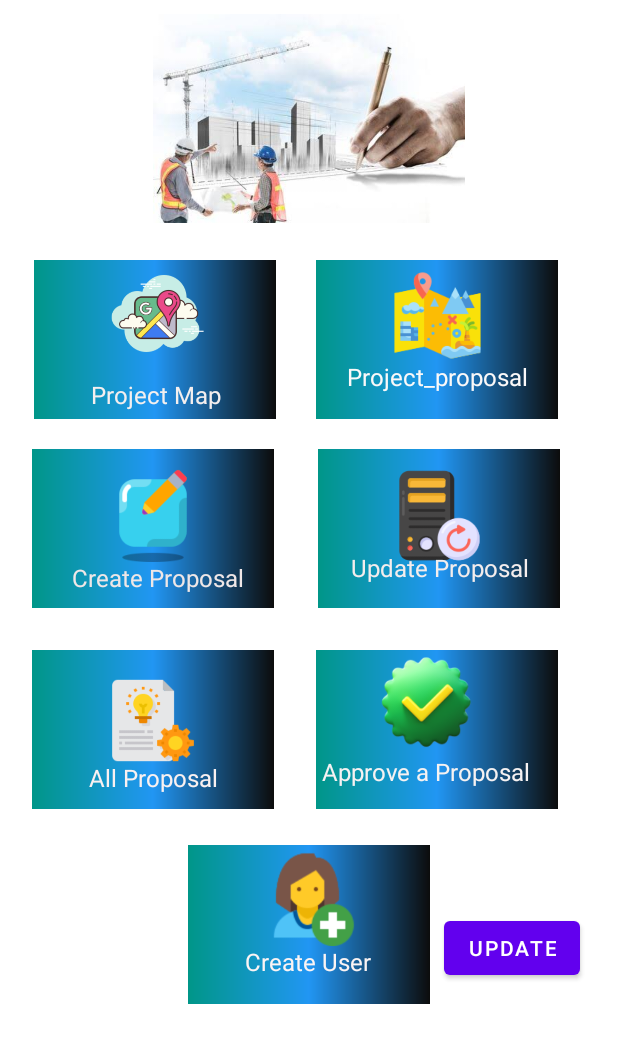
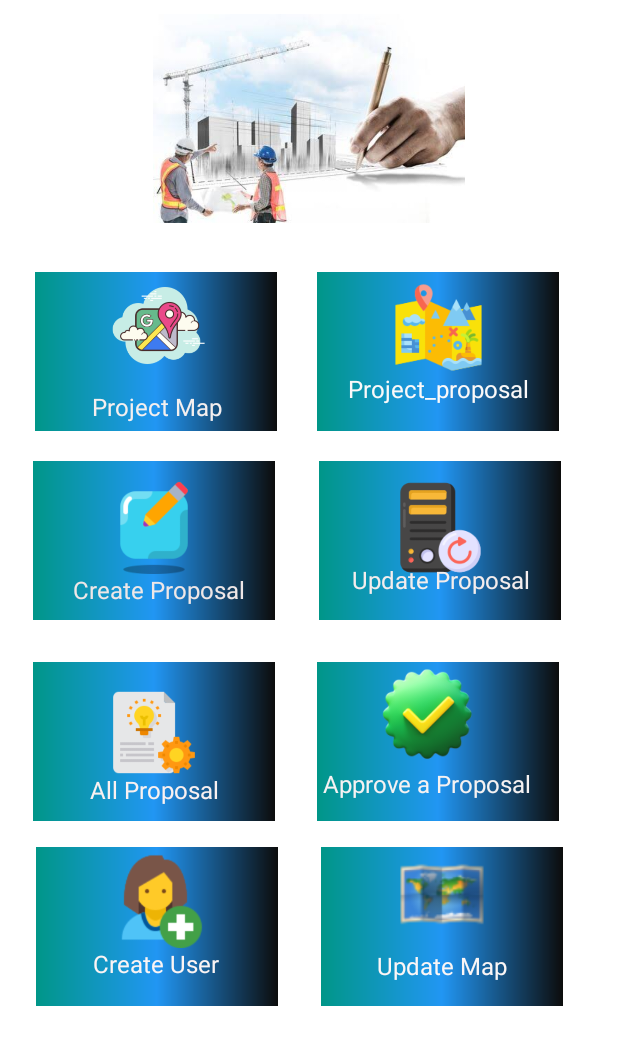
Before and after one commit to Nazira-Jesmin-Lina/DU_RONR, an Android app: the HomePage screen opened directly, with no data from a screen before it, on a phone screen of 412 x 824 dp. Shown: the top 1045 px of the screen. Run offline under Robolectric (Android 15) with nearby library versions, the phone set to English and light mode, and no system bars; our stand-ins replace Firebase (no records; nobody signed in at launch, a user with empty details on screens opened directly); 4 statements that could not run were skipped.

Commit message:
other page

```diff
--- a/app/src/main/java/com/example/codesamurai_du_ronr/Create_userActivity.java
+++ b/app/src/main/java/com/example/codesamurai_du_ronr/Create_userActivity.java
@@ -9,7 +9,7 @@ import android.widget.AutoCompleteTextView;
 public class Create_userActivity extends AppCompatActivity {
 
     private final String[] nameOfRoll = new String[]{
-            "System Admin","ECNEC","MOP","EXEC","APP"
+            "System Admin","MOP","EXEC","APP"
     };
     @Override
     protected void onCreate(Bundle savedInstanceState) {
--- a/app/src/main/java/com/example/codesamurai_du_ronr/HomePage.java
+++ b/app/src/main/java/com/example/codesamurai_du_ronr/HomePage.java
@@ -1,5 +1,6 @@
 package com.example.codesamurai_du_ronr;
 
+import androidx.annotation.NonNull;
 import androidx.appcompat.app.AppCompatActivity;
 import androidx.appcompat.widget.AppCompatButton;
 import androidx.appcompat.widget.AppCompatImageButton;
@@ -18,8 +19,13 @@ import com.example.codesamurai_du_ronr.OOP.Components;
 import com.example.codesamurai_du_ronr.OOP.Constraints;
 import com.example.codesamurai_du_ronr.OOP.Projects;
 import com.example.codesamurai_du_ronr.OOP.Proposals;
+import com.example.codesamurai_du_ronr.OOP.User;
 import com.google.android.gms.tasks.OnSuccessListener;
+import com.google.firebase.auth.FirebaseAuth;
+import com.google.firebase.database.DataSnapshot;
+import com.google.firebase.database.DatabaseError;
 import com.google.firebase.database.FirebaseDatabase;
+import com.google.firebase.database.ValueEventListener;
 
 import java.util.ArrayList;
 
@@ -31,7 +37,12 @@ public class HomePage extends AppCompatActivity {
     ConstraintLayout all_prop;
     ConstraintLayout approve_prop;
     ConstraintLayout create_user;
-    Button up;
+    ConstraintLayout up;
+    ConstraintLayout app;
+    ConstraintLayout exec;
+    ConstraintLayout mop;
+    ConstraintLayout sys_admin;
+
 
     @Override
     protected void onCreate(Bundle savedInstanceState) {
@@ -46,6 +57,52 @@ public class HomePage extends AppCompatActivity {
         approve_prop=findViewById(R.id.btn_approve_prop);
         create_user=findViewById(R.id.btn_create_user);
         up=findViewById(R.id.dbms);
+        app=findViewById(R.id.app);
+        exec=findViewById(R.id.exec);
+        mop=findViewById(R.id.mop);
+        sys_admin=findViewById(R.id.sys_admin);
+
+        FirebaseDatabase.getInstance().getReference().child("login").child("User").child(FirebaseAuth.getInstance().getCurrentUser().getUid())
+                        .addValueEventListener(new ValueEventListener() {
+                            @Override
+                            public void onDataChange(@NonNull DataSnapshot snapshot) {
+                                User user=snapshot.getValue(User.class);
+                                System.out.println("naam h "+user.getRole());
+                                if(user.getRole().equals("APP"))
+                                {
+                                    exec.setVisibility(View.GONE);
+                                    mop.setVisibility(View.GONE);
+                                    sys_admin.setVisibility(View.GONE);
+                                }
+
+                                else if(user.getRole().equals("EXEC"))
+                                {
+                                    exec.setVisibility(View.VISIBLE);
+                                    mop.setVisibility(View.GONE);
+                                    sys_admin.setVisibility(View.GONE);
+                                }
+
+                                else if(user.getRole().equals("MOP"))
+                                {
+                                    exec.setVisibility(View.GONE);
+                                    mop.setVisibility(View.VISIBLE);
+                                    sys_admin.setVisibility(View.GONE);
+                                }
+
+                                else
+                                {
+                                    exec.setVisibility(View.VISIBLE);
+                                    mop.setVisibility(View.VISIBLE);
+                                    sys_admin.setVisibility(View.VISIBLE);
+                                }
+
+                            }
+
+                            @Override
+                            public void onCancelled(@NonNull DatabaseError error) {
+
+                            }
+                        });
 
         up.setOnClickListener(new View.OnClickListener() {
             @Override
--- a/app/src/main/java/com/example/codesamurai_du_ronr/SignUp.java
+++ b/app/src/main/java/com/example/codesamurai_du_ronr/SignUp.java
@@ -56,7 +56,7 @@ public class SignUp extends AppCompatActivity {
                                 User user=new User();
                                 user.setName(s_name);
                                 user.setEmail(s_email);
-                                user.setRole("app");
+                                user.setRole("APP");
 
                                 FirebaseDatabase.getInstance().getReference().child("login").child("User").child(FirebaseAuth.getInstance().getCurrentUser().getUid())
                                                 .setValue(user).addOnSuccessListener(new OnSuccessListener<Void>() {
--- a/app/src/main/java/com/example/codesamurai_du_ronr/commentActivity.java
+++ b/app/src/main/java/com/example/codesamurai_du_ronr/commentActivity.java
@@ -38,6 +38,7 @@ public class commentActivity extends AppCompatActivity {
     protected void onCreate(Bundle savedInstanceState) {
         super.onCreate(savedInstanceState);
         setContentView(R.layout.activity_comment);
+        getSupportActionBar().hide();
 
 
 
--- a/app/src/main/res/layout/activity_home_page.xml
+++ b/app/src/main/res/layout/activity_home_page.xml
@@ -168,11 +168,11 @@
         android:layout_width="382dp"
         android:layout_height="110dp"
         android:layout_marginStart="16dp"
-        android:layout_marginTop="16dp"
+        android:layout_marginTop="24dp"
         android:layout_marginEnd="16dp"
         android:visibility="visible"
         app:layout_constraintEnd_toEndOf="parent"
-        app:layout_constraintHorizontal_bias="0.473"
+        app:layout_constraintHorizontal_bias="0.0"
         app:layout_constraintStart_toStartOf="parent"
         app:layout_constraintTop_toBottomOf="@+id/constraintLayout3">
 
@@ -245,16 +245,44 @@
     </androidx.constraintlayout.widget.ConstraintLayout>
 
     <androidx.constraintlayout.widget.ConstraintLayout
+        android:id="@+id/constraintLayout3"
+        android:layout_width="408dp"
+        android:layout_height="157dp"
+        app:layout_constraintEnd_toEndOf="parent"
+        app:layout_constraintHorizontal_bias="0.5"
+        app:layout_constraintStart_toStartOf="parent"
+        app:layout_constraintTop_toTopOf="parent">
+
+        <ImageView
+            android:id="@+id/imageView8"
+            android:layout_width="397dp"
+            android:layout_height="139dp"
+            app:layout_constraintBottom_toBottomOf="parent"
+            app:layout_constraintEnd_toEndOf="parent"
+            app:layout_constraintHorizontal_bias="0.5"
+            app:layout_constraintStart_toStartOf="parent"
+            app:layout_constraintTop_toTopOf="parent"
+            app:srcCompat="@drawable/bck" />
+    </androidx.constraintlayout.widget.ConstraintLayout>
+
+    <androidx.constraintlayout.widget.ConstraintLayout
+        android:id="@+id/sys_admin"
+        android:layout_width="364dp"
+        android:layout_height="125dp"
+        android:layout_marginTop="9dp"
+        app:layout_constraintStart_toStartOf="@+id/mop"
+        app:layout_constraintTop_toBottomOf="@+id/mop">
+
+        <androidx.constraintlayout.widget.ConstraintLayout
             android:id="@+id/btn_create_user"
             android:layout_width="161dp"
             android:layout_height="106dp"
-        android:layout_marginTop="24dp"
+            android:layout_marginStart="8dp"
+            android:layout_marginTop="8dp"
             android:background="@drawable/ui_bg"
             android:visibility="visible"
-        app:layout_constraintEnd_toEndOf="parent"
-        app:layout_constraintHorizontal_bias="0.5"
             app:layout_constraintStart_toStartOf="parent"
-        app:layout_constraintTop_toBottomOf="@+id/mop">
+            app:layout_constraintTop_toTopOf="parent">
 
             <TextView
                 android:id="@+id/txt_user"
@@ -280,36 +308,39 @@
                 app:srcCompat="@drawable/cre_user" />
         </androidx.constraintlayout.widget.ConstraintLayout>
 
-    <Button
+        <androidx.constraintlayout.widget.ConstraintLayout
             android:id="@+id/dbms"
+            android:layout_width="161dp"
+            android:layout_height="106dp"
+            android:layout_marginStart="24dp"
+            android:background="@drawable/ui_bg"
+            app:layout_constraintEnd_toEndOf="parent"
+            app:layout_constraintStart_toEndOf="@+id/btn_create_user"
+            app:layout_constraintTop_toTopOf="@+id/btn_create_user">
+
+            <ImageView
+                android:id="@+id/imageView7"
+                android:layout_width="61dp"
+                android:layout_height="57dp"
+                android:layout_marginBottom="4dp"
+                app:layout_constraintBottom_toTopOf="@+id/textView9"
+                app:layout_constraintEnd_toEndOf="parent"
+                app:layout_constraintStart_toStartOf="parent"
+                app:layout_constraintTop_toTopOf="parent"
+                app:srcCompat="@drawable/up_map" />
+
+            <TextView
+                android:id="@+id/textView9"
                 android:layout_width="wrap_content"
                 android:layout_height="wrap_content"
-        android:layout_marginTop="608dp"
-        android:text="update"
-        app:layout_constraintEnd_toEndOf="parent"
-        app:layout_constraintHorizontal_bias="0.921"
-        app:layout_constraintStart_toStartOf="parent"
-        app:layout_constraintTop_toTopOf="parent" />
-
-    <androidx.constraintlayout.widget.ConstraintLayout
-        android:id="@+id/constraintLayout3"
-        android:layout_width="408dp"
-        android:layout_height="157dp"
-        app:layout_constraintEnd_toEndOf="parent"
-        app:layout_constraintHorizontal_bias="0.5"
-        app:layout_constraintStart_toStartOf="parent"
-        app:layout_constraintTop_toTopOf="parent">
-
-        <ImageView
-            android:id="@+id/imageView8"
-            android:layout_width="397dp"
-            android:layout_height="139dp"
+                android:layout_marginBottom="16dp"
+                android:text="Update Map"
+                android:textColor="#FBF6F6"
+                android:textSize="16sp"
                 app:layout_constraintBottom_toBottomOf="parent"
-            app:layout_constraintEnd_toEndOf="parent"
-            app:layout_constraintHorizontal_bias="0.5"
-            app:layout_constraintStart_toStartOf="parent"
-            app:layout_constraintTop_toTopOf="parent"
-            app:srcCompat="@drawable/bck" />
+                app:layout_constraintEnd_toEndOf="@+id/imageView7"
+                app:layout_constraintStart_toStartOf="@+id/imageView7" />
+        </androidx.constraintlayout.widget.ConstraintLayout>
     </androidx.constraintlayout.widget.ConstraintLayout>
 
 </androidx.constraintlayout.widget.ConstraintLayout>
```
Also changed, not shown: app/src/main/java/com/example/codesamurai_du_ronr/Login.java (+20 -20 lines), app/src/main/res/layout/activity_comment.xml (+27 -0 lines), app/src/main/res/drawable/cityyyy.jpeg (added), app/src/main/res/drawable/up_map.png (added). Lines whose indentation alone changed are shown as unchanged.
